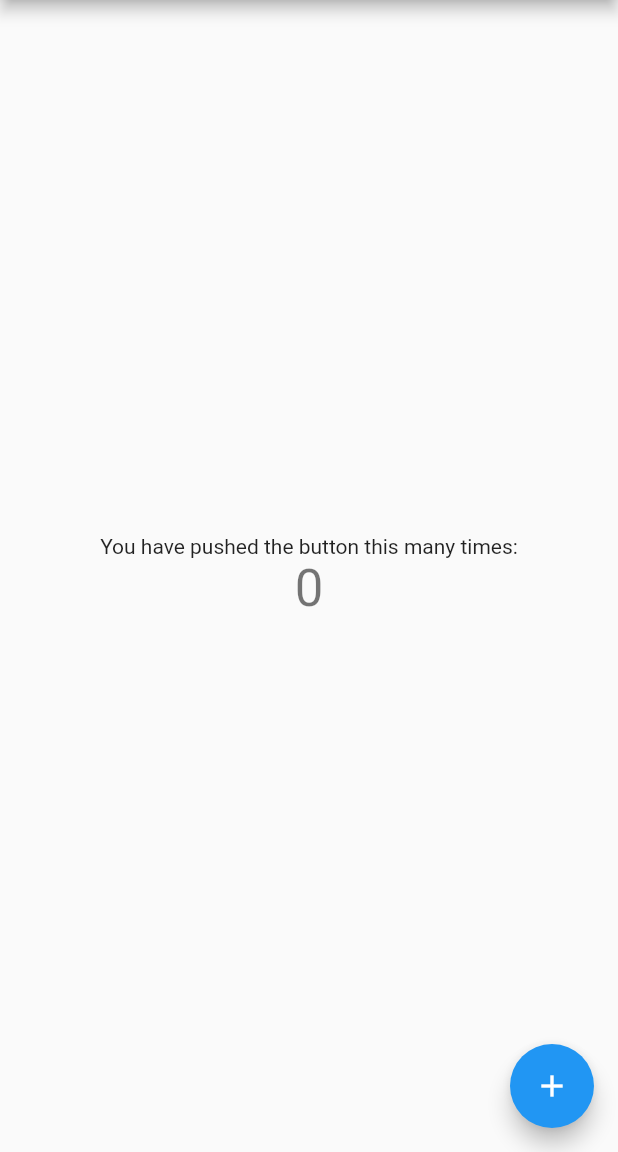
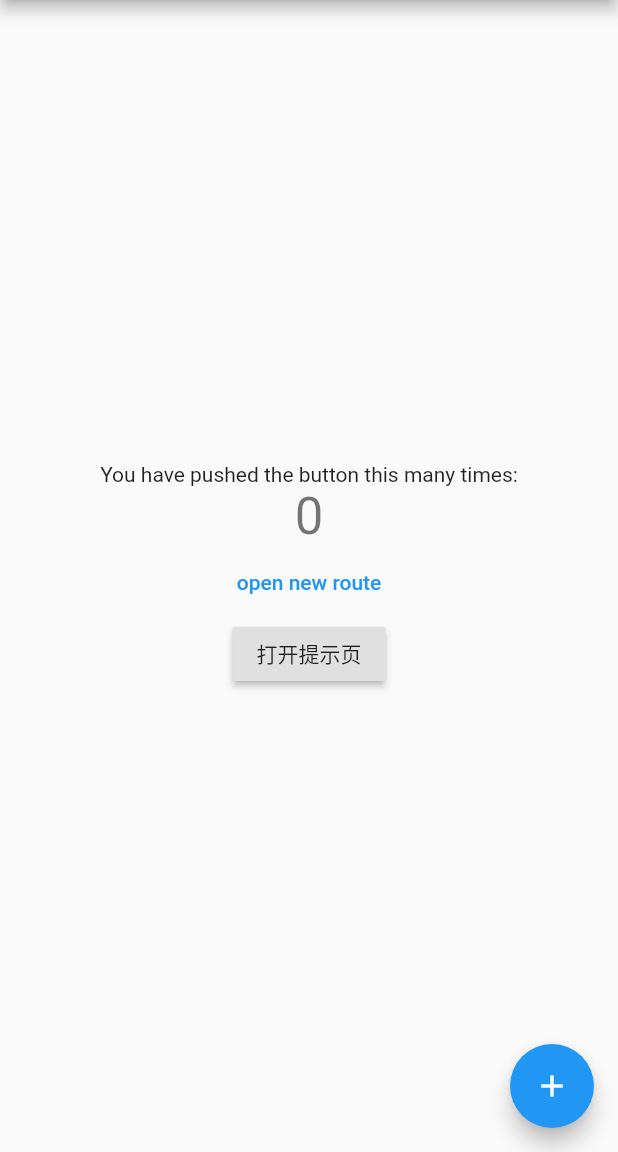
Before and after one commit to thelastto/flutter-demo, a Flutter app: the screen it shows after launch, on a phone screen of 412 x 824 dp, the part 84-1236 px from its top. Run offline on Flutter 3.47's test engine with Material 2 defaults, Android fonts, the phone set to English and light mode, and no system bars.

Commit message:
route test

```diff
--- a/lib/main.dart
+++ b/lib/main.dart
@@ -1,4 +1,7 @@
+import 'dart:math';
+
 import 'package:flutter/material.dart';
+import 'package:flutter_demo/route.dart';
 
 void main() => runApp(MyApp());
 
@@ -20,7 +23,16 @@ class MyApp extends StatelessWidget {
         // is not restarted.
         primarySwatch: Colors.blue,
       ),
-      home: MyHomePage(title: 'Flutter Demo Home Page'),
+      //注册路由表
+      routes: {
+        "new_page": (context) => NewRoute(), //注册首页路由
+        "/":(context) => MyHomePage(title: 'Flutter Demo Home Page'), //注册首页路由
+        "tip2": (context){
+          return TipRoute(text: ModalRoute.of(context).settings.arguments);
+        },
+      } ,
+      //当调用Navigator.pushNamed(...)打开命名路由时，如果指定的路由名在路由表中已注册，则会调用路由表中的builder函数来生成路由组件；如果路由表中没有注册，才会调用onGenerateRoute来生成路由
+      // home: MyHomePage(title: 'Flutter Demo Home Page'),
     );
   }
 }
@@ -98,6 +110,23 @@ class _MyHomePageState extends State<MyHomePage> {
               '$_counter',
               style: Theme.of(context).textTheme.display1,
             ),
+            FlatButton(
+              child: Text("open new route"),
+              textColor: Colors.blue,
+              onPressed: () {
+                //导航到新路由
+                Navigator.pushNamed(context, "new_page", arguments: "hi");
+                // Navigator.push(
+                //   context,
+                //   MaterialPageRoute(
+                //     builder: (context) {
+                //       return NewRoute();
+                //     }
+                //   )
+                // );
+              },
+            ),
+            RouterTestRoute(),
           ],
         ),
       ),
```
Also changed, not shown: lib/route.dart (added, +79 -0 lines).
